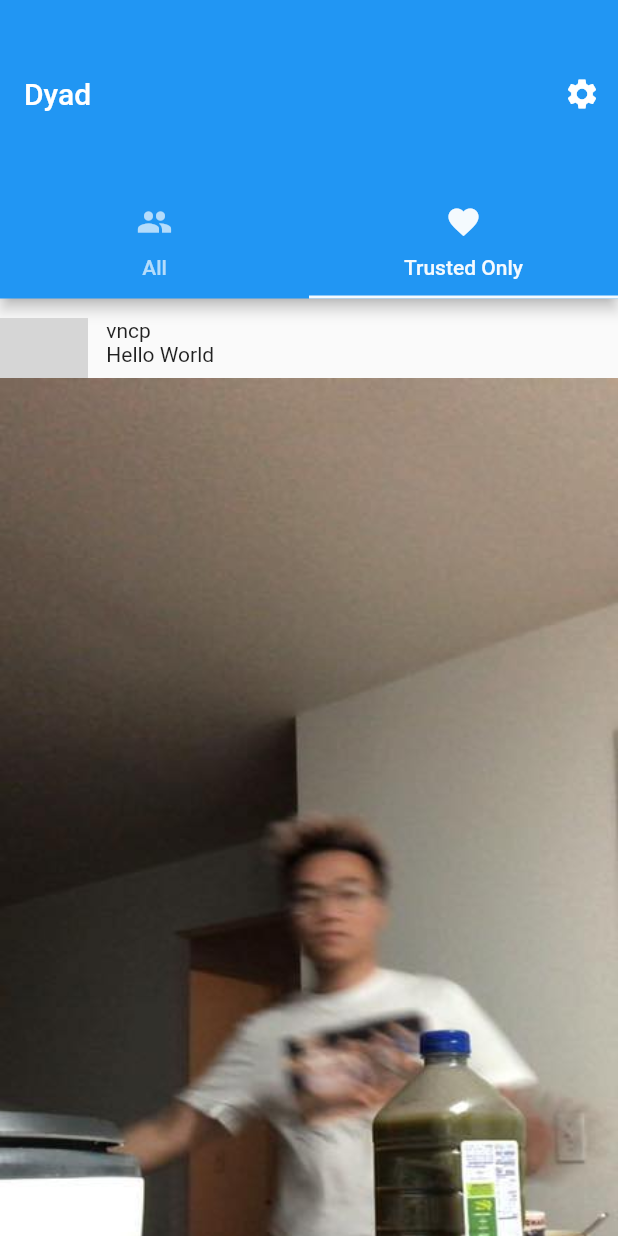
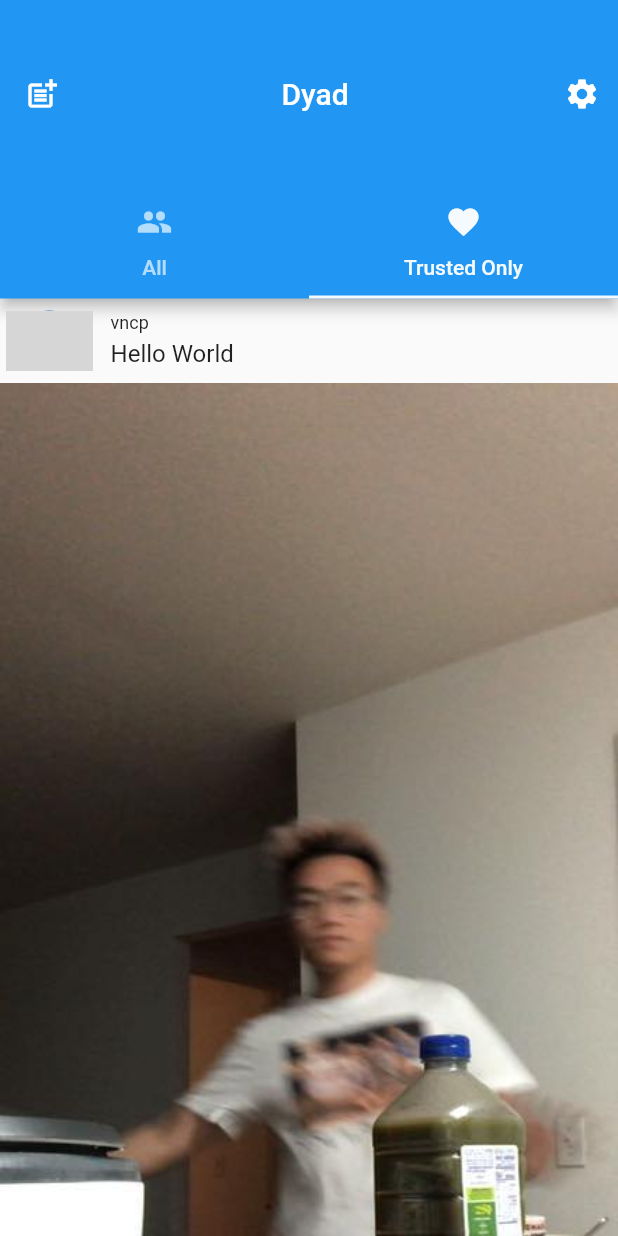
Before and after one commit to DyadSocial/dyad-mobile, a Flutter app: the FeedScreen screen opened directly, on a phone screen of 412 x 824 dp. Run offline on Flutter 3.47's test engine with Material 2 defaults, Android fonts, the phone set to English and light mode, and no system bars; our stand-ins replace flutter_blue, geolocator, sqflite, url_strategy; missing offline and left inert: adaptive_navigation, path_to_regexp; accounts and stored records are empty; network calls fail; grey boxes are pictures that could not be loaded.

Commit message:
fix(feed-post-post_bar-post_tile): redefine layout and add button to add new post

```diff
--- a/dyadapp/lib/src/pages/feed.dart
+++ b/dyadapp/lib/src/pages/feed.dart
@@ -37,7 +37,9 @@ class _FeedScreenState extends State<FeedScreen>
   @override
   Widget build(BuildContext context) => Scaffold(
         appBar: AppBar(
-          title: const Text('Dyad'),
+          leading:
+              IconButton(icon: const Icon(Icons.post_add), onPressed: () => {}),
+          title: Center(child: const Text('Dyad')),
           toolbarHeight: 125,
           bottomOpacity: 0.8,
           actions: [
--- a/dyadapp/lib/src/utils/data/post.dart
+++ b/dyadapp/lib/src/utils/data/post.dart
@@ -7,9 +7,9 @@ class Post {
   String content;
   DateTime timestamp;
   String author;
-  Image image;
+  Image? image;
 
-  Post(this.title, this.content, this.image, this.author, this.timestamp) {
+  Post(this.title, this.content, this.author, this.timestamp, {this.image}) {
     this.id = hash4(
       this.title,
       this.content,
@@ -27,11 +27,9 @@ class Post {
         'image': image
       };
 
-  static Post fromMap(Map<String, dynamic> json) => Post(
-        json['title'],
-        json['content'],
-        json['image'],
-        json['author'],
-        json['timestamp'],
-      );
+  static Post fromMap(Map<String, dynamic> json) {
+    return Post(
+        json['title'], json['content'], json['author'], json['timestamp'],
+        image: json['image']);
+  }
 }
--- a/dyadapp/lib/src/utils/data/post_cache.dart
+++ b/dyadapp/lib/src/utils/data/post_cache.dart
@@ -8,37 +8,45 @@ final postCacheInstance = PostCache()
     post: Post(
       'Hello World',
       'This is some good content chat',
-      Image.asset(
+      'vncp',
+      DateTime(2017, 9, 7, 17, 30),
+      image: Image.asset(
         'assets/images/vincent.png',
         fit: BoxFit.fitWidth,
         alignment: Alignment.center,
       ),
-      'vncp',
-      DateTime(2017, 9, 7, 17, 30),
     ),
   )
   ..addPost(
     post: Post(
       "Y'all want free sampless?",
       'What up boyyos',
-      Image.asset(
+      'infuhnit',
+      DateTime(2021, 10, 2, 1, 24),
+      image: Image.asset(
         'assets/images/jake.JPG',
         fit: BoxFit.fitWidth,
         alignment: FractionalOffset.topCenter,
       ),
-      'infuhnit',
-      DateTime(2021, 10, 2, 1, 24),
     ),
   )
   ..addPost(
     post: Post(
       "Music Drop",
       'Check out hot fresh single',
-      Image.asset(
+      'wavy_gooby',
+      DateTime(2021, 10, 2, 1, 24),
+      image: Image.asset(
         'assets/images/sam.png',
         fit: BoxFit.fitWidth,
         alignment: FractionalOffset.topCenter,
       ),
+    ),
+  )
+  ..addPost(
+    post: Post(
+      "Yo",
+      'This is text thats suppsed to show please',
       'wavy_gooby',
       DateTime(2021, 10, 2, 1, 24),
     ),
--- a/dyadapp/lib/src/widgets/post_bar.dart
+++ b/dyadapp/lib/src/widgets/post_bar.dart
@@ -14,13 +14,15 @@ class PostBar extends StatelessWidget {
 
   @override
   Widget build(BuildContext context) {
-    return Row(
+    return Padding(
+      padding: const EdgeInsets.symmetric(horizontal: 4.0),
+      child: Row(
         mainAxisAlignment: MainAxisAlignment.start,
         children: <Widget>[
           Expanded(
             flex: 1,
             child: Padding(
-            padding: const EdgeInsets.only(top: 8.0),
+              padding: const EdgeInsets.symmetric(vertical: 8.0),
               child: CircleAvatar(
                 backgroundImage: profilePicture,
               ),
@@ -34,16 +36,17 @@ class PostBar extends StatelessWidget {
               children: <Widget>[
                 Padding(
                   padding: const EdgeInsets.only(left: 12.0),
-                child: Text(author),
+                  child: Text(author, style: const TextStyle(fontSize: 12)),
                 ),
                 Padding(
-                padding: const EdgeInsets.only(left: 12.0),
-                child: Text(title),
+                  padding: const EdgeInsets.only(left: 12.0, top: 4.0),
+                  child: Text(title, style: const TextStyle(fontSize: 16)),
                 ),
               ],
             ),
           ),
         ],
+      ),
     );
   }
 }
--- a/dyadapp/lib/src/widgets/post_tile.dart
+++ b/dyadapp/lib/src/widgets/post_tile.dart
@@ -19,9 +19,7 @@ class PostTile extends StatelessWidget {
 
   @override
   Widget build(BuildContext context) {
-    return Padding(
-      padding: const EdgeInsets.symmetric(vertical: 5.0),
-      child: Column(
+    return Column(
       mainAxisSize: MainAxisSize.min,
       crossAxisAlignment: CrossAxisAlignment.start,
       children: <Widget>[
@@ -32,7 +30,6 @@ class PostTile extends StatelessWidget {
         ),
         Center(child: image ?? Text(content)),
       ],
-      ),
     );
   }
 }
```
Lines whose indentation alone changed are shown as unchanged.
